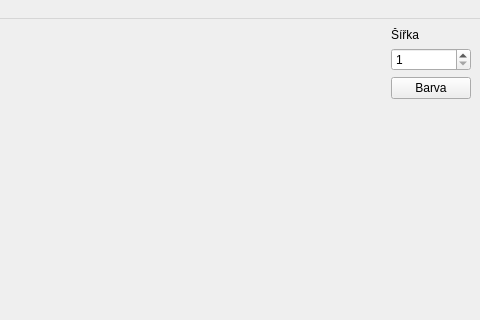
Above: mainwindow.ui from VladimirCech/bitmap_editor before the change; both pictures show x 546 to 1026 and y 0 to 320 of the 1026 by 700 pixel window. Below: the same form after it.
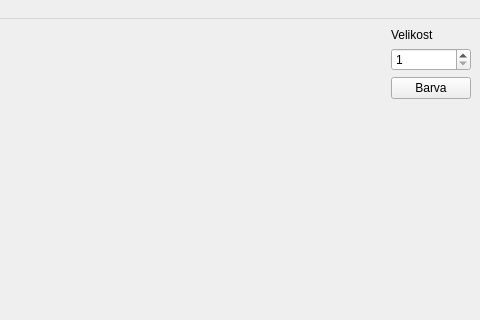
That is the form after the change. Icons and pictures are not drawn.

```diff
--- a/mainwindow.ui
+++ b/mainwindow.ui
@@ -41,7 +41,7 @@
         <item>
          <widget class="QLabel" name="label">
           <property name="text">
-           <string>Šířka</string>
+           <string>Velikost</string>
           </property>
          </widget>
         </item>
```
Left out of the diff: 43 changed lines with no effect on the pictures.
